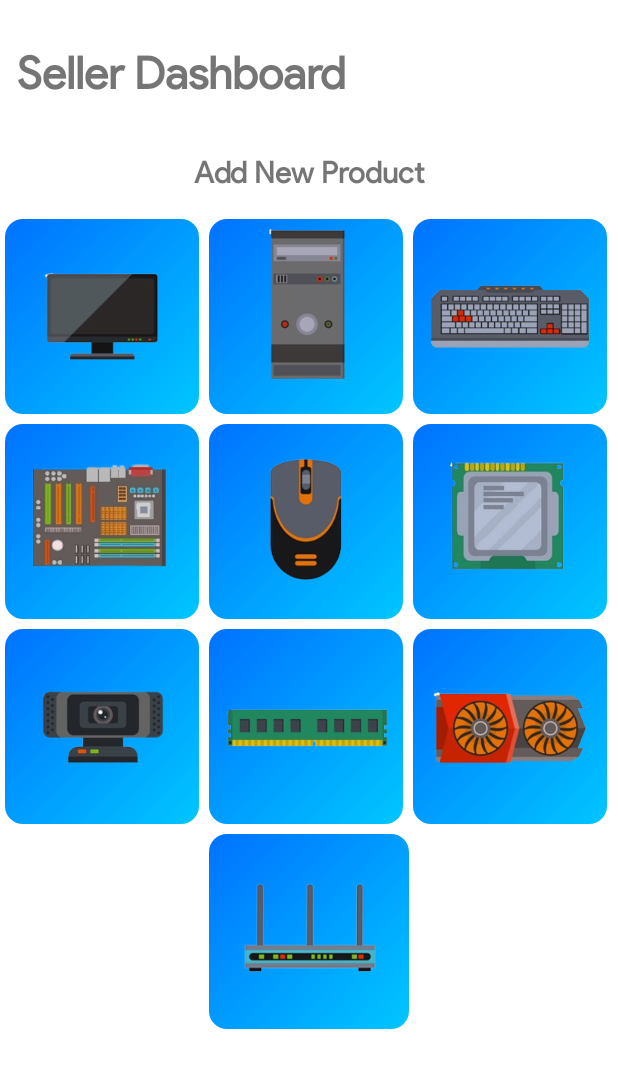
After one commit to thimiramanujaya/TechnoRange-Android-eCommerce-App-Project, an Android app: the layout activity_seller.xml on its own in the app's theme, with its tools: preview values and no code run, on a phone screen of 412 x 824 dp. The commit adds this screen. Shown: the top 1068 px of the screen. Run offline under Robolectric (Android 15) with nearby library versions, the phone set to English and light mode, and no system bars.

Commit message:
designed activity_seller.xml
(Selller Activity Layout Design)

Additional -
    changed default_btn_backg gradient colours

```diff
--- a/app/src/main/res/drawable/default_btn_backg.xml
+++ b/app/src/main/res/drawable/default_btn_backg.xml
@@ -2,9 +2,9 @@
 <shape xmlns:android="http://schemas.android.com/apk/res/android">
     <corners android:radius="12dp"/>
     <gradient
-        android:startColor="#4776e6"
-        android:endColor="#8e54e9"
-        android:angle="-90">
+        android:startColor="#00c6ff"
+        android:endColor="#0072ff"
+        android:angle="135">
     </gradient>
     <!--start #5433ff #159957 #00c6ff-->
     <!--center #20bdff-->
--- /dev/null
+++ b/app/src/main/res/layout/activity_seller.xml
@@ -0,0 +1,179 @@
+<?xml version="1.0" encoding="utf-8"?>
+<androidx.constraintlayout.widget.ConstraintLayout xmlns:android="http://schemas.android.com/apk/res/android"
+    xmlns:app="http://schemas.android.com/apk/res-auto"
+    xmlns:tools="http://schemas.android.com/tools"
+    android:layout_width="match_parent"
+    android:layout_height="match_parent"
+    tools:context=".SellerActivity">
+
+    <TextView
+        android:id="@+id/seller_dash_txt"
+        android:layout_width="wrap_content"
+        android:layout_height="wrap_content"
+        android:layout_marginTop="30dp"
+        android:fontFamily="@font/productsansregular"
+        android:text="Seller Dashboard"
+        android:textSize="30sp"
+        android:textStyle="bold"
+        app:layout_constraintEnd_toEndOf="parent"
+        app:layout_constraintHorizontal_bias="0.06"
+        app:layout_constraintStart_toStartOf="parent"
+        app:layout_constraintTop_toTopOf="parent" />
+
+    <TextView
+        android:id="@+id/new_product_txt"
+        android:layout_width="wrap_content"
+        android:layout_height="wrap_content"
+        android:layout_marginTop="35dp"
+        android:fontFamily="@font/productsansregular"
+        android:text="Add New Product"
+        android:textAllCaps="false"
+        android:textSize="20sp"
+        android:textStyle="bold"
+        app:layout_constraintEnd_toEndOf="parent"
+        app:layout_constraintHorizontal_bias="0.5"
+        app:layout_constraintStart_toStartOf="parent"
+        app:layout_constraintTop_toBottomOf="@+id/seller_dash_txt" />
+
+    <LinearLayout
+        android:layout_width="match_parent"
+        android:layout_height="wrap_content"
+        android:gravity="center"
+        android:orientation="vertical"
+        app:layout_constraintBottom_toBottomOf="parent"
+        app:layout_constraintEnd_toEndOf="parent"
+        app:layout_constraintHorizontal_bias="0.5"
+        app:layout_constraintStart_toStartOf="parent"
+        app:layout_constraintTop_toBottomOf="@id/new_product_txt"
+        app:layout_constraintVertical_bias="0.1">
+
+        <LinearLayout
+            android:layout_width="match_parent"
+            android:layout_height="wrap_content"
+            android:orientation="horizontal"
+            android:weightSum="100">
+
+            <ImageButton
+                android:id="@+id/monitor_imgbtn"
+                android:layout_width="0dp"
+                android:layout_height="130dp"
+                android:layout_margin="3dp"
+                android:layout_weight="33"
+                android:background="@drawable/default_btn_backg"
+                android:scaleType="fitCenter"
+                android:src="@drawable/monitor" />
+
+            <ImageButton
+                android:id="@+id/cpubox_imgbtn"
+                android:layout_width="0dp"
+                android:layout_height="130dp"
+                android:layout_margin="3dp"
+                android:layout_weight="33"
+                android:background="@drawable/default_btn_backg"
+                android:scaleType="fitCenter"
+                android:src="@drawable/desktop_cpu" />
+
+            <ImageButton
+                android:id="@+id/keyboard_imgbtn"
+                android:layout_width="0dp"
+                android:layout_height="130dp"
+                android:layout_margin="3dp"
+                android:layout_weight="33"
+                android:background="@drawable/default_btn_backg"
+                android:scaleType="fitCenter"
+                android:src="@drawable/keyboard" />
+        </LinearLayout>
+
+        <LinearLayout
+            android:layout_width="match_parent"
+            android:layout_height="wrap_content"
+            android:orientation="horizontal"
+            android:weightSum="100">
+
+            <ImageButton
+                android:id="@+id/motherboard_imgbtn"
+                android:layout_width="0dp"
+                android:layout_height="130dp"
+                android:layout_margin="3dp"
+                android:layout_weight="33"
+                android:background="@drawable/default_btn_backg"
+                android:scaleType="fitCenter"
+                android:src="@drawable/motherboard" />
+
+            <ImageButton
+                android:id="@+id/mouse_imgbtn"
+                android:layout_width="0dp"
+                android:layout_height="130dp"
+                android:layout_margin="3dp"
+                android:layout_weight="33"
+                android:background="@drawable/default_btn_backg"
+                android:scaleType="fitCenter"
+                android:src="@drawable/mouse" />
+
+            <ImageButton
+                android:id="@+id/cpu_imgbtn"
+                android:layout_width="0dp"
+                android:layout_height="130dp"
+                android:layout_margin="3dp"
+                android:layout_weight="33"
+                android:background="@drawable/default_btn_backg"
+                android:scaleType="fitCenter"
+                android:src="@drawable/cpu" />
+        </LinearLayout>
+
+        <LinearLayout
+            android:layout_width="match_parent"
+            android:layout_height="wrap_content"
+            android:orientation="horizontal"
+            android:weightSum="100">
+
+            <ImageButton
+                android:id="@+id/webcam_imgbtn"
+                android:layout_width="0dp"
+                android:layout_height="130dp"
+                android:layout_margin="3dp"
+                android:layout_weight="33"
+                android:background="@drawable/default_btn_backg"
+                android:scaleType="fitCenter"
+                android:src="@drawable/webcam" />
+
+            <ImageButton
+                android:id="@+id/ram_imgbtn"
+                android:layout_width="0dp"
+                android:layout_height="130dp"
+                android:layout_margin="3dp"
+                android:layout_weight="33"
+                android:background="@drawable/default_btn_backg"
+                android:scaleType="fitCenter"
+                android:src="@drawable/ram" />
+
+            <ImageButton
+                android:id="@+id/gpu_imgbtn"
+                android:layout_width="0dp"
+                android:layout_height="130dp"
+                android:layout_margin="3dp"
+                android:layout_weight="33"
+                android:background="@drawable/default_btn_backg"
+                android:scaleType="fitCenter"
+                android:src="@drawable/gpu" />
+        </LinearLayout>
+
+        <LinearLayout
+            android:layout_width="match_parent"
+            android:layout_height="wrap_content"
+            android:gravity="center"
+            android:orientation="horizontal"
+            android:weightSum="100">
+
+            <ImageButton
+                android:id="@+id/router_imgbtn"
+                android:layout_width="0dp"
+                android:layout_height="130dp"
+                android:layout_margin="3dp"
+                android:layout_weight="33"
+                android:background="@drawable/default_btn_backg"
+                android:scaleType="fitCenter"
+                android:src="@drawable/router" />
+        </LinearLayout>
+    </LinearLayout>
+</androidx.constraintlayout.widget.ConstraintLayout>
```
